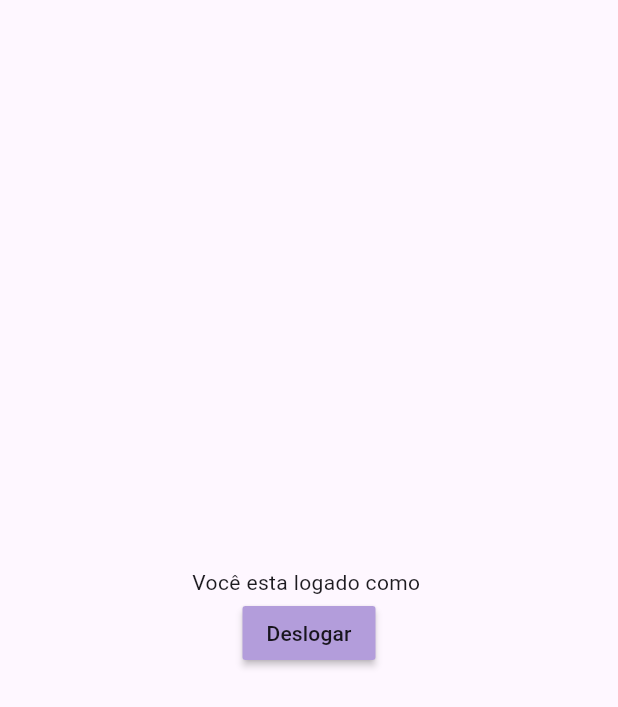
After one commit to adrielhenry33/firebase-auth-practice, a Flutter app: the screen it shows once a user with an empty profile is signed in, after a tap on "Deslogar", on a phone screen of 412 x 824 dp. The commit adds this screen. Shown: the top 707 px of the screen. Run offline on Flutter 3.47's test engine with Material 3 defaults, Android fonts, the light colour scheme and no system bars; our stand-ins replace firebase_auth, firebase_core, google_fonts; accounts and stored records are empty; network calls fail.

Commit message:
feat: cria tela de login com funcionalidade de deslogar e também de logar usando o firebase

```diff
--- a/lib/main.dart
+++ b/lib/main.dart
@@ -1,5 +1,5 @@
 import 'package:firebase_backend/firebase_options.dart';
-import 'package:firebase_backend/pages/login_page.dart';
+import 'package:firebase_backend/pages/main_page.dart';
 import 'package:firebase_core/firebase_core.dart' as fb_core;
 import 'package:flutter/material.dart';
 
@@ -19,8 +19,7 @@ class MyApp extends StatelessWidget {
   Widget build(BuildContext context) {
     return MaterialApp(
       debugShowCheckedModeBanner: false,
-
-      home: LoginPage(),
+      home: MainPage(),
     );
   }
 }
--- /dev/null
+++ b/lib/pages/home_page.dart
@@ -0,0 +1,32 @@
+import 'package:firebase_auth/firebase_auth.dart';
+import 'package:flutter/material.dart';
+
+class HomePage extends StatefulWidget {
+  const HomePage({super.key});
+
+  @override
+  State<HomePage> createState() => _HomePageState();
+}
+
+class _HomePageState extends State<HomePage> {
+  final _user = FirebaseAuth.instance.currentUser!;
+
+  @override
+  Widget build(BuildContext context) {
+    return Scaffold(
+      body: Center(child: Column(
+        mainAxisAlignment: MainAxisAlignment.center,
+        children: [
+          Text('Você esta logado como ${_user.email}'),
+          MaterialButton(onPressed: (){
+            FirebaseAuth.instance.signOut();
+          },
+            color: Colors.deepPurple[200],
+            child: Text('Deslogar'),
+          )
+
+        ],
+      )),
+    );
+  }
+}
--- a/lib/pages/login_page.dart
+++ b/lib/pages/login_page.dart
@@ -18,6 +18,13 @@ class _LoginPageState extends State<LoginPage> {
       email: _emailController.text.trim(),
       password: _senhaController.text.trim(),
     );
+  }
+
+  @override
+  void dispose() {
+    super.dispose();
+    _emailController.dispose();
+    _senhaController.dispose();
   }
 
   @override
--- /dev/null
+++ b/lib/pages/main_page.dart
@@ -0,0 +1,24 @@
+import 'package:firebase_auth/firebase_auth.dart';
+import 'package:firebase_backend/pages/home_page.dart';
+import 'package:firebase_backend/pages/login_page.dart';
+import 'package:flutter/material.dart';
+
+class MainPage extends StatelessWidget {
+  const MainPage({super.key});
+
+  @override
+  Widget build(BuildContext context) {
+    return Scaffold(
+      body: StreamBuilder<User?>(
+        stream: FirebaseAuth.instance.authStateChanges(),
+        builder: (context, snapshot) {
+          if (snapshot.hasData) {
+            return HomePage();
+          } else {
+            return LoginPage();
+          }
+        },
+      ),
+    );
+  }
+}
```
